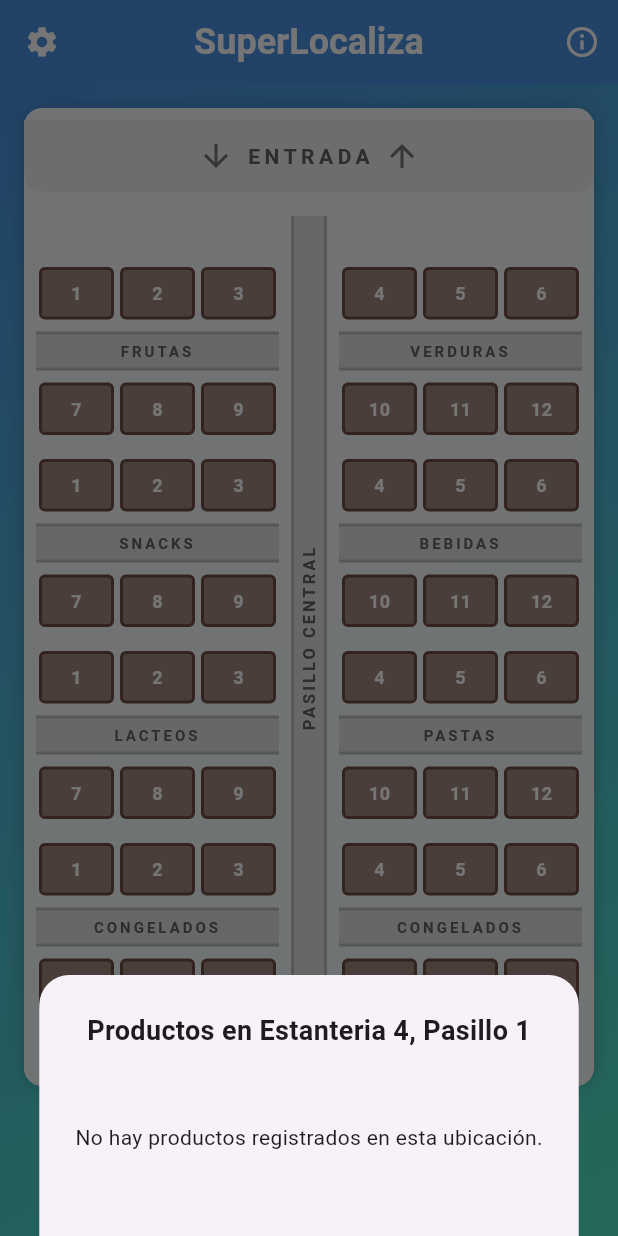
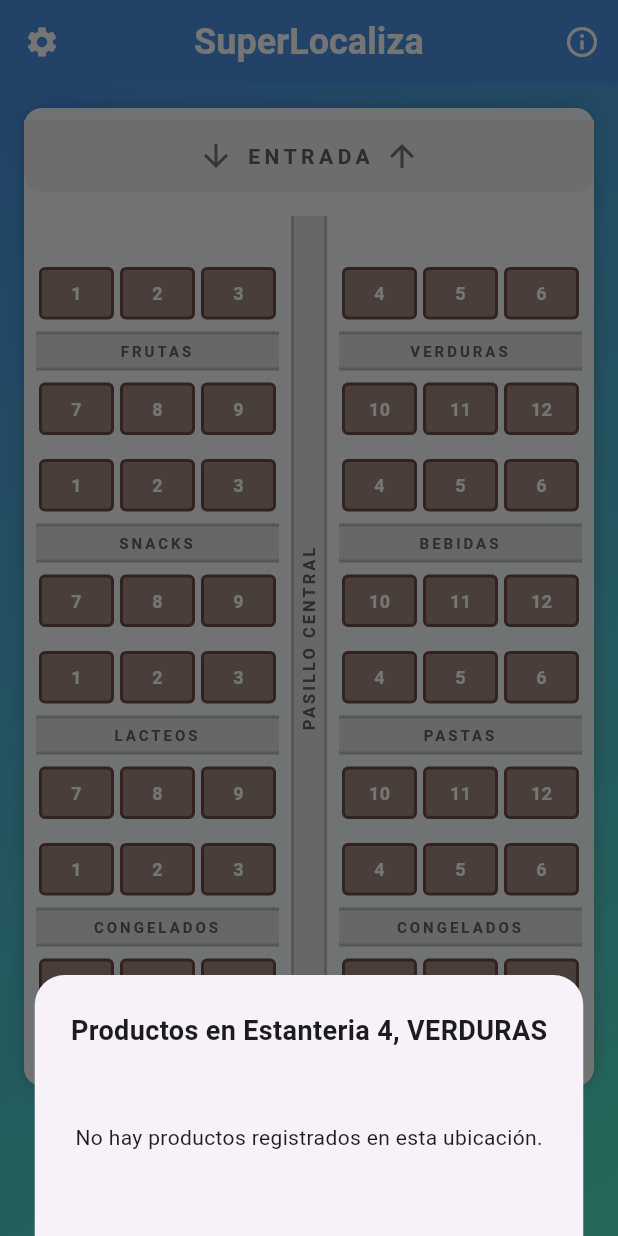
Before and after one commit to Cairad/SuperLocaliza, a Flutter app: the ProductMapScreen screen opened directly, after a tap on an icon or button, on a phone screen of 412 x 824 dp. Run offline on Flutter 3.47's test engine with Material 3 defaults, Android fonts, the phone set to English and light mode, and no system bars; our stand-ins replace jwt_decoder, shared_preferences; accounts and stored records are empty; network calls fail.

Commit message:
Upgrade Superlocaliza

```diff
--- a/superlocaliza/lib/screens/product_map_screen.dart
+++ b/superlocaliza/lib/screens/product_map_screen.dart
@@ -3,10 +3,9 @@ import 'package:intl/intl.dart';
 import 'product.dart';
 import 'settings_screen.dart';
 
-// --- CAMBIO 1: Convertido a StatefulWidget ---
 class ProductMapScreen extends StatefulWidget {
-  final Product? producto; // El producto que se está buscando (opcional)
-  final List<Product>? productos; // La lista completa de todos los productos
+  final Product? producto;
+  final List<Product>? productos;
 
   const ProductMapScreen({super.key, this.producto, this.productos});
 
@@ -14,10 +13,8 @@ class ProductMapScreen extends StatefulWidget {
   State<ProductMapScreen> createState() => _ProductMapScreenState();
 }
 
-// --- CAMBIO 2: Nueva clase State ---
 class _ProductMapScreenState extends State<ProductMapScreen> {
-  bool _modalShown =
-      false; // Flag para evitar que el modal se abra múltiples veces
+  bool _modalShown = false;
 
   @override
   void initState() {
@@ -25,40 +22,34 @@ class _ProductMapScreenState extends State<ProductMapScreen> {
     _checkAndShowModal();
   }
 
-  // --- NUEVA FUNCIÓN: Comprueba si se debe abrir el modal al inicio ---
+  // --- MODIFICADO: Ahora usa el nombre del pasillo ---
   void _checkAndShowModal() {
-    // Se ejecuta después de que la UI esté completamente construida
     WidgetsBinding.instance.addPostFrameCallback((_) {
-      // Comprueba si se pasó un producto y si el modal no se ha mostrado ya
       if (widget.producto != null &&
           widget.producto!.pasillo != null &&
           widget.producto!.estante != null &&
           !_modalShown) {
-        // Marca el modal como mostrado para que no se repita
         setState(() {
           _modalShown = true;
         });
 
         try {
-          // Parsea el string "Pasillo X" para obtener el número X
-          final int aisleNum = int.parse(
-            widget.producto!.pasillo!.split(' ').last,
-          );
+          // Obtenemos el nombre del pasillo (ej: "Lacteos")
+          final String aisleCategoryName = widget.producto!.pasillo!;
+
           // Parsea el string "Estanteria X" para obtener el número X
           final int shelfNum = int.parse(
             widget.producto!.estante!.split(' ').last,
           );
 
           // Llama a la función que muestra el modal del estante
-          _showShelfContentsModal(context, aisleNum, shelfNum);
+          _showShelfContentsModal(context, aisleCategoryName, shelfNum);
         } catch (e) {
-          // Maneja cualquier error si el formato del string es incorrecto
           debugPrint('Error al parsear pasillo/estante: $e');
         }
       }
     });
   }
-  // ---
 
   @override
   Widget build(BuildContext context) {
@@ -162,7 +153,6 @@ class _ProductMapScreenState extends State<ProductMapScreen> {
     );
   }
 
-  /// Construye la UI para la entrada del supermercado.
   Widget _buildStoreEntrance() {
     return Container(
       padding: const EdgeInsets.symmetric(vertical: 12.0),
@@ -194,7 +184,6 @@ class _ProductMapScreenState extends State<ProductMapScreen> {
     );
   }
 
-  /// Muestra un modal con información y leyenda.
   void _showInfoModal(BuildContext context) {
     showDialog(
       context: context,
@@ -255,13 +244,10 @@ class _ProductMapScreenState extends State<ProductMapScreen> {
     );
   }
 
-  /// Construye el pasillo vertical central y continuo.
   Widget _buildFullVerticalAisle() {
     return Container(
-      width: 24, // Ancho del pasillo vertical
-      margin: const EdgeInsets.symmetric(
-        vertical: 16.0,
-      ), // Margen superior/inferior
+      width: 24,
+      margin: const EdgeInsets.symmetric(vertical: 16.0),
       decoration: BoxDecoration(
         color: Colors.grey.shade300,
         border: Border.symmetric(
@@ -270,21 +256,20 @@ class _ProductMapScreenState extends State<ProductMapScreen> {
       ),
       alignment: Alignment.center,
       child: RotatedBox(
-        quarterTurns: 3, // Rota 270 grados (texto hacia abajo)
+        quarterTurns: 3,
         child: Text(
           'PASILLO CENTRAL',
           style: TextStyle(
             fontWeight: FontWeight.bold,
             color: Colors.grey.shade700,
             letterSpacing: 2,
-            fontSize: 11, // Ajusta el tamaño para que quepa
+            fontSize: 11,
           ),
         ),
       ),
     );
   }
 
-  /// Obtiene el nombre de la categoría del pasillo.
   String _getAisleCategoryName(int aisleNumber, bool isLeft) {
     switch (aisleNumber) {
       case 1:
@@ -294,13 +279,12 @@ class _ProductMapScreenState extends State<ProductMapScreen> {
       case 3:
         return isLeft ? 'LACTEOS' : 'PASTAS';
       case 4:
-        return 'CONGELADOS'; // Aplica a ambos lados
+        return 'CONGELADOS';
       default:
         return 'PASILLO $aisleNumber';
     }
   }
 
-  /// Construye la columna de pasillos (izquierda o derecha).
   Widget _buildAisleColumn({
     required bool isLeft,
     required BuildContext context,
@@ -314,7 +298,7 @@ class _ProductMapScreenState extends State<ProductMapScreen> {
             return _buildAisleSegment(
               aisleNumber,
               3, // 3 estantes por lado
-              isLeft, // true para lado izquierdo, false para derecho
+              isLeft,
               context,
             );
           }).reversed.toList(),
@@ -323,31 +307,36 @@ class _ProductMapScreenState extends State<ProductMapScreen> {
     );
   }
 
-  /// Construye un segmento de pasillo (las dos filas de estantes y el nombre del pasillo).
+  // --- MODIFICADO: Ahora pasa el nombre de la categoría a _buildShelf ---
   Widget _buildAisleSegment(
     int aisleNumber,
     int shelfCountPerSide, // 3
     bool isLeft,
     BuildContext context,
   ) {
-    final topRowStart = isLeft
-        ? 1
-        : (shelfCountPerSide + 1); // 1 (izq) or 4 (der)
+    final topRowStart = isLeft ? 1 : (shelfCountPerSide + 1);
     final bottomRowStart = isLeft
         ? (shelfCountPerSide * 2 + 1)
-        : (shelfCountPerSide * 3 + 1); // 7 (izq) or 10 (der)
+        : (shelfCountPerSide * 3 + 1);
+
+    // Obtiene el nombre de la categoría para este segmento
+    final String aisleCategoryName = _getAisleCategoryName(aisleNumber, isLeft);
 
     return Padding(
       padding: const EdgeInsets.symmetric(vertical: 8.0),
       child: Column(
         children: [
+          // Fila superior
           Row(
             mainAxisAlignment: MainAxisAlignment.spaceEvenly,
             children: List.generate(shelfCountPerSide, (index) {
               final shelfNumber = index + topRowStart;
-              return _buildShelf(aisleNumber, shelfNumber, context);
+              // Pasa el nombre de la categoría al estante
+              return _buildShelf(aisleCategoryName, shelfNumber, context);
             }),
           ),
+
+          // Barra de Nombre de Pasillo
           Padding(
             padding: const EdgeInsets.symmetric(vertical: 8.0),
             child: Container(
@@ -360,7 +349,7 @@ class _ProductMapScreenState extends State<ProductMapScreen> {
                 ),
               ),
               child: Text(
-                _getAisleCategoryName(aisleNumber, isLeft),
+                aisleCategoryName, // Muestra el nombre de la categoría
                 textAlign: TextAlign.center,
                 style: TextStyle(
                   fontWeight: FontWeight.bold,
@@ -371,11 +360,14 @@ class _ProductMapScreenState extends State<ProductMapScreen> {
               ),
             ),
           ),
+
+          // Fila inferior
           Row(
             mainAxisAlignment: MainAxisAlignment.spaceEvenly,
             children: List.generate(shelfCountPerSide, (index) {
               final shelfNumber = index + bottomRowStart;
-              return _buildShelf(aisleNumber, shelfNumber, context);
+              // Pasa el nombre de la categoría al estante
+              return _buildShelf(aisleCategoryName, shelfNumber, context);
             }),
           ),
         ],
@@ -383,16 +375,25 @@ class _ProductMapScreenState extends State<ProductMapScreen> {
     );
   }
 
-  /// Construye un estante individual.
-  Widget _buildShelf(int aisleNum, int shelfNum, BuildContext context) {
+  // --- MODIFICADO: Compara por nombre de categoría, no por número ---
+  Widget _buildShelf(
+    String aisleCategoryName,
+    int shelfNum,
+    BuildContext context,
+  ) {
     bool isHighlighted = false;
 
-    // --- CAMBIO: Referencia a widget.producto ---
     if (widget.producto != null) {
       if (widget.producto!.pasillo != null &&
           widget.producto!.estante != null) {
-        if (widget.producto!.pasillo!.trim() == 'Pasillo $aisleNum' &&
-            widget.producto!.estante!.trim() == 'Estanteria $shelfNum') {
+        String productAisleName = widget.producto!.pasillo ?? '';
+        String productShelfName = widget.producto!.estante ?? '';
+
+        // Compara el nombre del pasillo del producto (ej: "Lacteos")
+        // con el nombre de la categoría del mapa (ej: "LACTEOS")
+        if (productAisleName.trim().toUpperCase() ==
+                aisleCategoryName.trim().toUpperCase() &&
+            productShelfName.trim() == 'Estanteria $shelfNum') {
           isHighlighted = true;
         }
       }
@@ -400,7 +401,8 @@ class _ProductMapScreenState extends State<ProductMapScreen> {
 
     return GestureDetector(
       onTap: () {
-        _showShelfContentsModal(context, aisleNum, shelfNum);
+        // Pasa el nombre de la categoría al modal
+        _showShelfContentsModal(context, aisleCategoryName, shelfNum);
       },
       child: Container(
         width: 50,
@@ -437,20 +439,20 @@ class _ProductMapScreenState extends State<ProductMapScreen> {
     );
   }
 
-  /// Muestra el modal con el contenido de un estante.
+  // --- MODIFICADO: Filtra por nombre de categoría, no por número ---
   void _showShelfContentsModal(
     BuildContext context,
-    int aisleNum,
+    String aisleCategoryName,
     int shelfNum,
   ) {
-    // --- CAMBIO: Referencia a widget.productos ---
     final List<Product> productsOnShelf =
         widget.productos
             ?.where(
               (p) =>
                   p.pasillo != null &&
                   p.estante != null &&
-                  p.pasillo!.trim() == 'Pasillo $aisleNum' &&
+                  p.pasillo!.trim().toUpperCase() ==
+                      aisleCategoryName.trim().toUpperCase() &&
                   p.estante!.trim() == 'Estanteria $shelfNum',
             )
             .toList() ??
@@ -474,7 +476,7 @@ class _ProductMapScreenState extends State<ProductMapScreen> {
             mainAxisSize: MainAxisSize.min,
             children: [
               Text(
-                'Productos en Estanteria $shelfNum, Pasillo $aisleNum',
+                'Productos en Estanteria $shelfNum, $aisleCategoryName',
                 style: const TextStyle(
                   fontSize: 18,
                   fontWeight: FontWeight.bold,
```
Also changed, not shown: superlocaliza/assets/logo.png.
